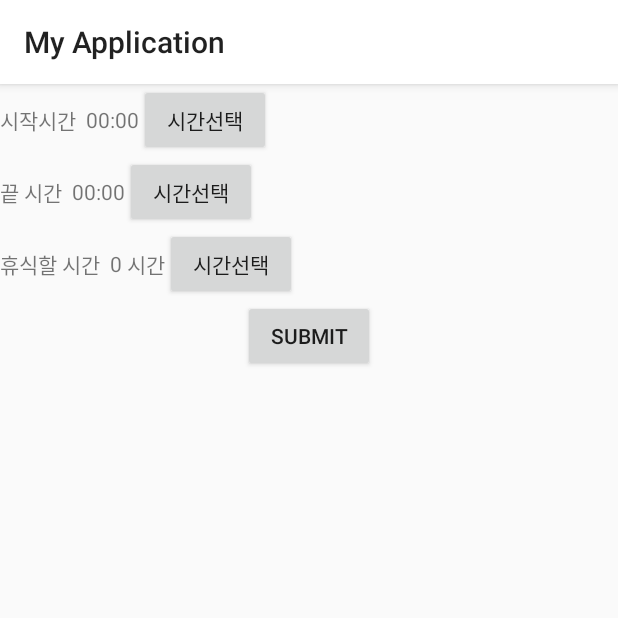
After one commit to cokemania2/TimeManagementApp, an Android app: the setTimeActivity screen opened directly, with no data from a screen before it, on a phone screen of 412 x 824 dp, the top half of it. The commit adds this screen. Run offline under Robolectric (Android 15) with nearby library versions, the phone set to English and light mode, and no system bars; our stand-ins replace Firebase (no records; nobody signed in at launch, a user with empty details on screens opened directly).

Commit message:
시간을 파이어베이스에 추가하는 액티비티

```diff
--- a/app/src/main/AndroidManifest.xml
+++ b/app/src/main/AndroidManifest.xml
@@ -9,7 +9,8 @@
         android:roundIcon="@mipmap/ic_launcher_round"
         android:supportsRtl="true"
         android:theme="@style/AppTheme">
-        <activity android:name=".restAcitivity"></activity>
+        <activity android:name=".setTimeActivity"></activity>
+        <activity android:name=".restAcitivity" />
         <activity android:name=".SplashScreenActivity">
             <intent-filter>
                 <action android:name="android.intent.action.MAIN" />
@@ -21,7 +22,7 @@
         <activity android:name=".adminMain" />
         <activity android:name=".userMain" />
         <activity android:name=".select" />
-        <activity android:name=".MainActivity"></activity>
+        <activity android:name=".MainActivity" />
     </application>
 
 </manifest>
--- /dev/null
+++ b/app/src/main/java/com/example/myapplication/setTimeActivity.java
@@ -0,0 +1,107 @@
+package com.example.myapplication;
+
+import androidx.appcompat.app.AppCompatActivity;
+
+import android.content.Intent;
+import android.os.Bundle;
+import android.util.Log;
+import android.view.View;
+import android.widget.Button;
+import android.widget.TextView;
+
+import com.google.firebase.database.DatabaseReference;
+import com.google.firebase.database.FirebaseDatabase;
+
+import java.text.ParseException;
+import java.text.SimpleDateFormat;
+import java.util.Date;
+
+public class setTimeActivity extends AppCompatActivity {
+
+    FirebaseDatabase database = FirebaseDatabase.getInstance();
+
+    @Override
+    protected void onCreate(Bundle savedInstanceState) {
+        super.onCreate(savedInstanceState);
+        setContentView(R.layout.activity_set_time);
+
+        Button btn_startTimeSelect = findViewById(R.id.btn_startTimeSelect);
+        btn_startTimeSelect.setOnClickListener(new View.OnClickListener() {
+            @Override
+            public void onClick(View view) {
+                TimePickerFragment newFragment = new TimePickerFragment(1);
+                newFragment.show(getSupportFragmentManager(), "TimePicker");
+            }
+        });
+
+        int maxTime;
+        Button btn_endTimeSelect = findViewById(R.id.btn_endTimeSelect);
+        btn_endTimeSelect.setOnClickListener(new View.OnClickListener() {
+            @Override
+            public void onClick(View view) {
+                TimePickerFragment newFragment = new TimePickerFragment(2);
+                newFragment.show(getSupportFragmentManager(), "TimePicker");
+            }
+        });
+
+        Button btn_restTimeSelect = findViewById(R.id.btn_restTimeSelect);
+        btn_restTimeSelect.setOnClickListener(new View.OnClickListener() {
+            @Override
+            public void onClick(View view) {
+                NumberPickerFragment newFragment = new NumberPickerFragment();
+
+                // Dialog에는 bundle을 이용해서 파라미터를 전달한다
+                Bundle bundle = new Bundle(2); // 파라미터는 전달할 데이터 개수
+                bundle.putInt("maxValue", 6);           // 최대값을 범위 설정한 값을 가져오면 좋을 듯
+                bundle.putInt("defaultValue", 3);       // 기본값 3시간
+                newFragment.setArguments(bundle);
+
+                newFragment.show(getSupportFragmentManager(), "NumberPicker");
+            }
+        });
+
+        Button btn_submitTime = findViewById(R.id.btn_submitTime);
+        btn_submitTime.setOnClickListener(new View.OnClickListener() {
+            @Override
+            public void onClick(View view) {
+                // Submit 클릭하면 Firebase에 저장 후 원래 액티비티로
+
+                // 시작 시간
+                TextView tv1 = findViewById(R.id.tv_timeView1);
+                long time1 = getMill((String) tv1.getText());
+
+                // 끝 시간
+                TextView tv2 = findViewById(R.id.tv_timeView2);
+                long time2 = getMill((String) tv2.getText());
+
+                // 휴식할 시간
+                TextView tv3 = findViewById(R.id.tv_timeView3);
+                int restTime = Integer.valueOf((String) tv3.getText());
+
+                // testChild2(Loopy)로 로그인된 상황이라는 전제하에
+                DatabaseReference loopyRef = database.getReference("child/testChild2");
+                loopyRef.child("startTime").setValue(time1);
+                loopyRef.child("endTime").setValue(time2);
+                loopyRef.child("restTime").setValue(restTime);
+
+                Intent goToSetBack = new Intent(getApplicationContext(), testActivity.class);
+                startActivity(goToSetBack);
+            }
+        });
+
+    }
+
+    long getMill(String str) {
+        long time = 0;
+        SimpleDateFormat timeFormat = new SimpleDateFormat("HH:mm");
+        try {
+            Log.d("Time save at Firebase", "Value is: " + str);
+            Date date = timeFormat.parse(str);      // Date 객체를 만들어 저장
+            time = date.getTime();                  // Date의 getTime()을 이용하여 밀리초를 구한다.
+        } catch (ParseException e) {
+            e.printStackTrace();
+        }
+
+        return time;
+    }
+}
--- /dev/null
+++ b/app/src/main/res/layout/activity_set_time.xml
@@ -0,0 +1,94 @@
+<?xml version="1.0" encoding="utf-8"?>
+<LinearLayout xmlns:android="http://schemas.android.com/apk/res/android"
+    xmlns:app="http://schemas.android.com/apk/res-auto"
+    xmlns:tools="http://schemas.android.com/tools"
+    android:layout_width="match_parent"
+    android:layout_height="match_parent"
+    android:orientation="vertical"
+    tools:context=".setTimeActivity">
+
+    <LinearLayout
+        android:layout_width="match_parent"
+        android:layout_height="wrap_content">
+
+        <TextView
+            android:layout_width="wrap_content"
+            android:layout_height="match_parent"
+            android:gravity="center"
+            android:text="시작시간 " />
+        <TextView
+            android:id="@+id/tv_timeView1"
+            android:layout_width="wrap_content"
+            android:layout_height="match_parent"
+            android:gravity="center"
+            android:text=" 00:00" />
+        <Button
+            android:id="@+id/btn_startTimeSelect"
+            android:layout_width="wrap_content"
+            android:layout_height="wrap_content"
+            android:text="시간선택" />
+    </LinearLayout>
+
+    <LinearLayout
+        android:layout_width="match_parent"
+        android:layout_height="wrap_content">
+
+        <TextView
+            android:layout_width="wrap_content"
+            android:layout_height="match_parent"
+            android:gravity="center"
+            android:text="끝 시간 " />
+        <TextView
+            android:id="@+id/tv_timeView2"
+            android:layout_width="wrap_content"
+            android:layout_height="match_parent"
+            android:gravity="center"
+            android:text=" 00:00" />
+        <Button
+            android:id="@+id/btn_endTimeSelect"
+            android:layout_width="wrap_content"
+            android:layout_height="wrap_content"
+            android:text="시간선택" />
+    </LinearLayout>
+
+
+    <LinearLayout
+        android:layout_width="match_parent"
+        android:layout_height="wrap_content">
+
+        <TextView
+            android:layout_width="wrap_content"
+            android:layout_height="match_parent"
+            android:gravity="center"
+            android:text="휴식할 시간 " />
+        <TextView
+            android:id="@+id/tv_timeView3"
+            android:layout_width="wrap_content"
+            android:layout_height="match_parent"
+            android:gravity="center"
+            android:text=" 0" />
+        <TextView
+            android:layout_width="wrap_content"
+            android:layout_height="match_parent"
+            android:gravity="center"
+            android:text=" 시간" />
+        <Button
+            android:id="@+id/btn_restTimeSelect"
+            android:layout_width="wrap_content"
+            android:layout_height="wrap_content"
+            android:text="시간선택" />
+    </LinearLayout>
+
+    <LinearLayout
+        android:layout_width="match_parent"
+        android:layout_height="wrap_content"
+        android:gravity="center">
+
+        <Button
+            android:id="@+id/btn_submitTime"
+            android:layout_width="wrap_content"
+            android:layout_height="wrap_content"
+            android:text="SUBMIT" />
+    </LinearLayout>
+
+</LinearLayout>
--- a/app/src/main/res/layout/activity_test.xml
+++ b/app/src/main/res/layout/activity_test.xml
@@ -27,7 +27,7 @@
             android:foreground="?android:attr/selectableItemBackground">
 
             <LinearLayout
-
+                android:id="@+id/linear_restTime"
                 android:layout_width="match_parent"
                 android:layout_height="match_parent"
                 android:background="@drawable/bg"
```
Also changed, not shown: app/src/main/java/com/example/myapplication/NumberPickerFragment.java (added, +55 -0 lines), app/src/main/java/com/example/myapplication/TimePickerFragment.java (added, +49 -0 lines), app/src/main/java/com/example/myapplication/User.java (added, +97 -0 lines), app/src/main/java/com/example/myapplication/testActivity.java (+9 -1 lines), app/src/main/res/drawable/gucc.PNG (renamed from app/src/main/res/drawable/GUCC.PNG).
